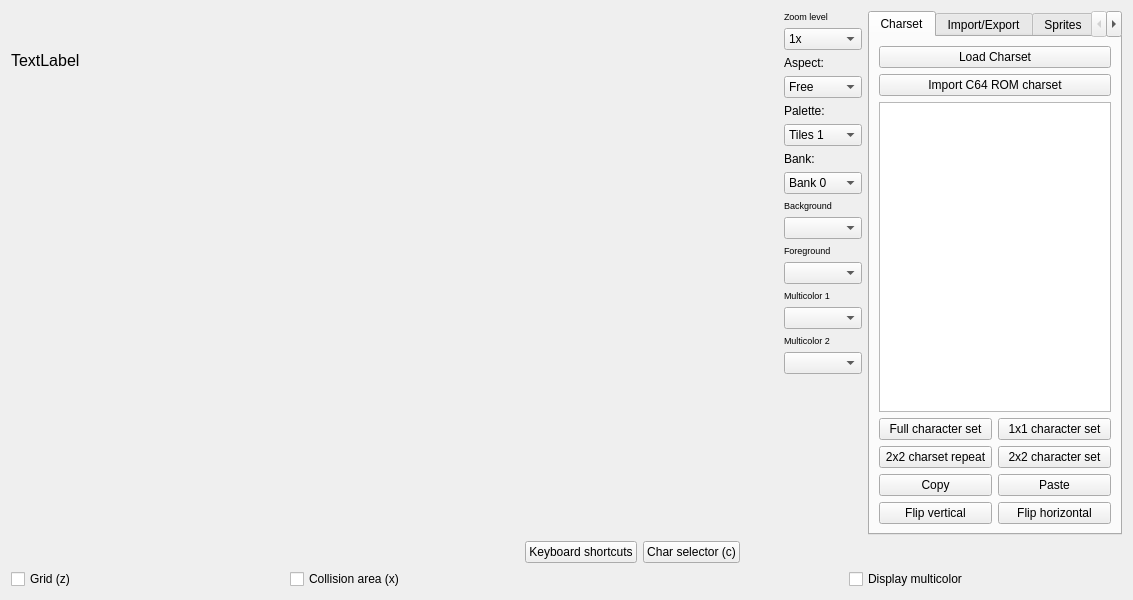
First picture: the form in source/trsedocuments/formimageeditor.ui, repository leuat/TRSE, before the edit.
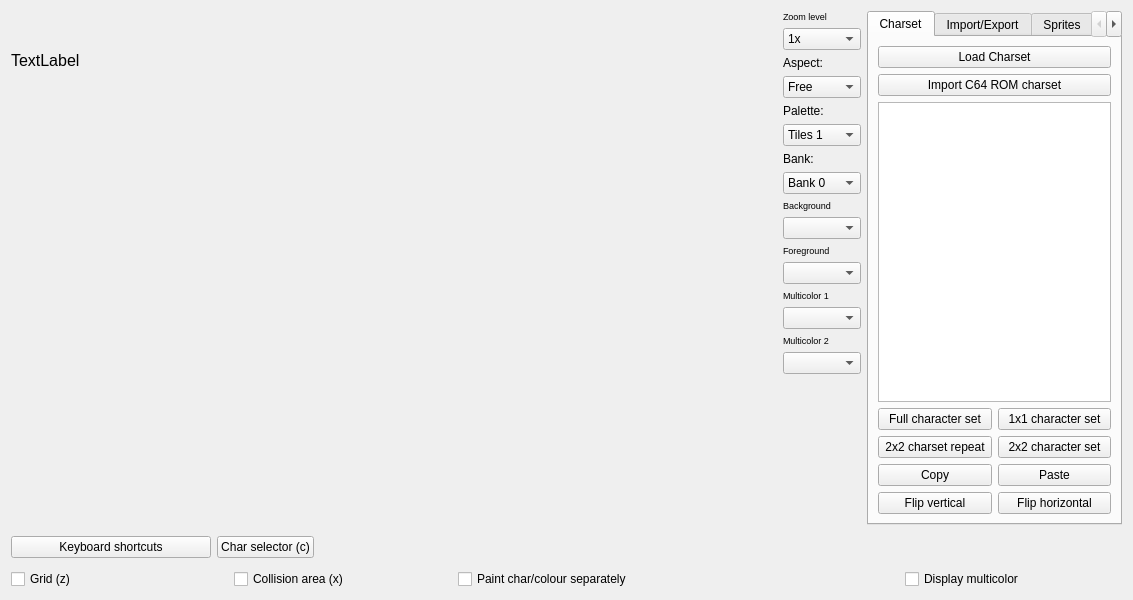
Second picture: the form after the edit. Custom widgets are drawn as their Qt base class.

Commit message: Added combined draw char+colour

The edit to the form file:
```diff
--- a/source/trsedocuments/formimageeditor.ui
+++ b/source/trsedocuments/formimageeditor.ui
@@ -13,34 +13,9 @@
   <property name="windowTitle">
    <string>Form</string>
   </property>
-  <layout class="QGridLayout" name="gridLayout_3" rowstretch="16,1">
+  <layout class="QGridLayout" name="gridLayout_3" rowstretch="16,1,0">
    <item row="0" column="0">
     <layout class="QGridLayout" name="gridLayout" rowstretch="1,0" columnstretch="2,1,1,1">
-     <item row="1" column="1">
-      <layout class="QHBoxLayout" name="horizontalLayout_3" stretch="1,0,4">
-       <item>
-        <widget class="QPushButton" name="btnHelpImage">
-         <property name="text">
-          <string>Keyboard shortcuts</string>
-         </property>
-        </widget>
-       </item>
-       <item>
-        <widget class="QPushButton" name="btnCharSelect">
-         <property name="text">
-          <string>Char selector (c)</string>
-         </property>
-        </widget>
-       </item>
-       <item>
-        <widget class="QLabel" name="lblMode">
-         <property name="text">
-          <string/>
-         </property>
-        </widget>
-       </item>
-      </layout>
-     </item>
      <item row="0" column="0" colspan="2">
       <layout class="QVBoxLayout" name="verticalLayout_4" stretch="0,1,200">
        <item>
@@ -947,7 +922,7 @@
      </item>
     </layout>
    </item>
-   <item row="1" column="0">
+   <item row="2" column="0">
     <layout class="QHBoxLayout" name="horizontalLayout_2">
      <item>
       <widget class="QCheckBox" name="chkGrid">
@@ -969,6 +944,13 @@
        </property>
       </widget>
      </item>
+     <item>
+      <widget class="QCheckBox" name="chkPaintSeparately">
+       <property name="text">
+        <string>Paint char/colour separately</string>
+       </property>
+      </widget>
+     </item>
      <item>
       <widget class="QLabel" name="lblPosition">
        <property name="text">
@@ -985,6 +967,31 @@
      </item>
     </layout>
    </item>
+   <item row="1" column="0">
+    <layout class="QHBoxLayout" name="horizontalLayout_3" stretch="1,0,4">
+     <item>
+      <widget class="QPushButton" name="btnHelpImage">
+       <property name="text">
+        <string>Keyboard shortcuts</string>
+       </property>
+      </widget>
+     </item>
+     <item>
+      <widget class="QPushButton" name="btnCharSelect">
+       <property name="text">
+        <string>Char selector (c)</string>
+       </property>
+      </widget>
+     </item>
+     <item>
+      <widget class="QLabel" name="lblMode">
+       <property name="text">
+        <string/>
+       </property>
+      </widget>
+     </item>
+    </layout>
+   </item>
   </layout>
  </widget>
  <customwidgets>
```
The commit also changes 5 other files.
